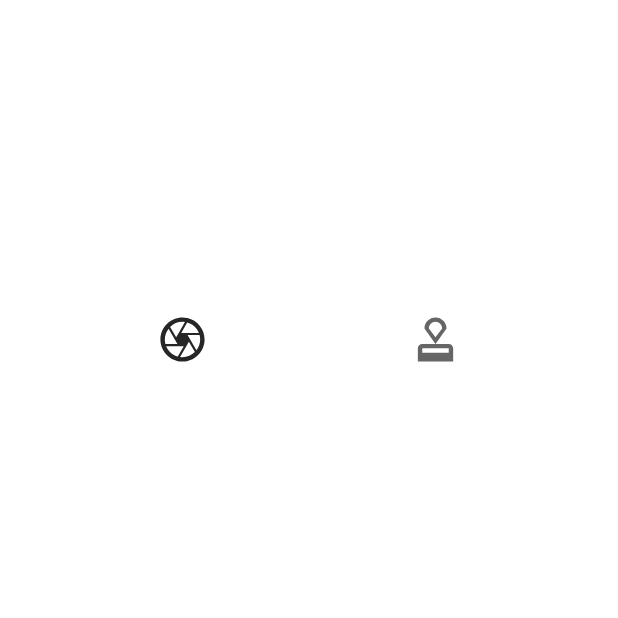
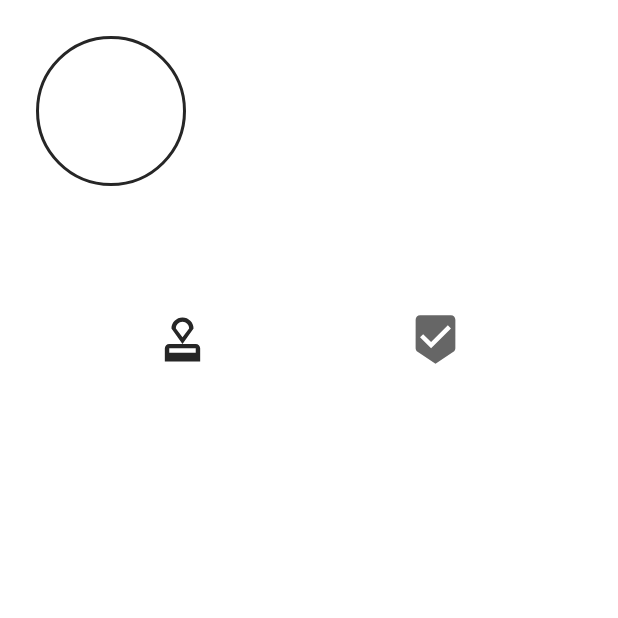
Before and after one commit to Thigraa/ShotSpot, an Android app: the fragment ProfileFragment shown on its own in the app's theme, on a phone screen of 412 x 824 dp, the top half of it. Run offline under Robolectric (Android 15) with nearby library versions, the phone set to English and light mode, and no system bars; our stand-ins replace CircleImageView; libraries missing offline, so code that uses them is left out: com.jama.carouselview, com.microsoft.azure; 11 statements that could not run were skipped.

Commit message:
Changed some icons

```diff
--- /dev/null
+++ b/app/src/main/res/drawable/ic_baseline_beenhere_24.xml
@@ -0,0 +1,10 @@
+<vector xmlns:android="http://schemas.android.com/apk/res/android"
+    android:width="24dp"
+    android:height="24dp"
+    android:viewportWidth="24"
+    android:viewportHeight="24"
+    android:tint="?attr/colorControlNormal">
+  <path
+      android:fillColor="@android:color/white"
+      android:pathData="M19,1L5,1c-1.1,0 -1.99,0.9 -1.99,2L3,15.93c0,0.69 0.35,1.3 0.88,1.66L12,23l8.11,-5.41c0.53,-0.36 0.88,-0.97 0.88,-1.66L21,3c0,-1.1 -0.9,-2 -2,-2zM10,16l-5,-5 1.41,-1.41L10,13.17l7.59,-7.59L19,7l-9,9z"/>
+</vector>
--- a/app/src/main/res/layout/fragment_profile.xml
+++ b/app/src/main/res/layout/fragment_profile.xml
@@ -3,6 +3,7 @@
     xmlns:tools="http://schemas.android.com/tools"
     android:layout_width="match_parent"
     android:layout_height="match_parent"
+    xmlns:app="http://schemas.android.com/apk/res-auto"
     tools:context=".fragments.ProfileFragment"
     android:layout_marginBottom="50sp">
 
@@ -25,6 +26,8 @@
                 android:layout_width="100sp"
                 android:layout_height="100sp"
                 android:src="@drawable/ic_launcher_background"
+                app:civ_border_width="2sp"
+                app:civ_border_color="?attr/mainText"
                 >
 
             </de.hdodenhof.circleimageview.CircleImageView>
--- a/app/src/main/res/layout/item_recycler_home.xml
+++ b/app/src/main/res/layout/item_recycler_home.xml
@@ -32,6 +32,8 @@
 
             <de.hdodenhof.circleimageview.CircleImageView
                 android:id="@+id/profileUserImageItem"
+                app:civ_border_color="?attr/mainText"
+                app:civ_border_width="1sp"
                 android:layout_width="50dp"
                 android:layout_height="50dp"
                 android:layout_marginTop="16dp"
@@ -93,6 +95,4 @@
     </RelativeLayout>
 
 
-
-
 </androidx.constraintlayout.widget.ConstraintLayout>
--- a/app/src/main/res/menu/profile_spot_navigation_menu.xml
+++ b/app/src/main/res/menu/profile_spot_navigation_menu.xml
@@ -1,7 +1,7 @@
 <?xml version="1.0" encoding="utf-8"?>
 <menu xmlns:android="http://schemas.android.com/apk/res/android">
     <item android:title="MySpots"
-        android:icon="@drawable/ic_outline_camera_24"/>
+        android:icon="@drawable/ic_baseline_approval_24"/>
     <item android:title="Liked"
-        android:icon="@drawable/ic_baseline_approval_24"/>
+        android:icon="@drawable/ic_baseline_beenhere_24"/>
 </menu>
--- a/app/src/main/res/values-night/themes.xml
+++ b/app/src/main/res/values-night/themes.xml
@@ -3,7 +3,7 @@
     <style name="Theme.ShotSpot" parent="Theme.MaterialComponents.DayNight.NoActionBar">
         <!-- Primary brand color. -->
         <item name="colorPrimary">#EEEEEE</item>
-        <item name="colorPrimaryVariant">@color/purple_700</item>
+        <item name="colorPrimaryVariant">@color/black</item>
         <item name="colorOnPrimary">@color/black</item>
         <!-- Secondary brand color. -->
         <item name="colorSecondary">@color/teal_200</item>
--- a/app/src/main/res/values/themes.xml
+++ b/app/src/main/res/values/themes.xml
@@ -3,7 +3,7 @@
     <style name="Theme.ShotSpot" parent="Theme.MaterialComponents.DayNight.NoActionBar">
         <!-- Primary brand color. -->
         <item name="colorPrimary">#262626</item>
-        <item name="colorPrimaryVariant">@color/purple_700</item>
+        <item name="colorPrimaryVariant">@color/black</item>
         <item name="colorOnPrimary">@color/white</item>
         <!-- Secondary brand color. -->
         <item name="colorSecondary">@color/teal_200</item>
```
